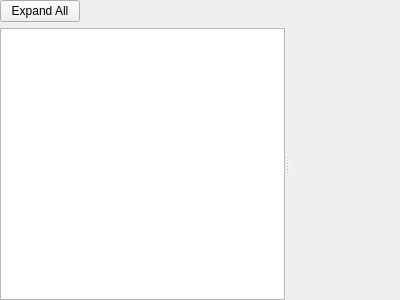
multitudinous/ve-suite, file src/ves/conductor/qt/TreeTab.ui: the form before one commit.
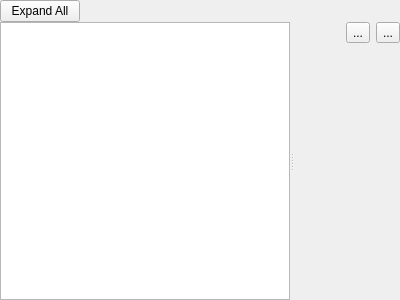
The form after the commit. Icons and pictures are not drawn. Custom widgets are drawn as their Qt base class.

What changed in the file:
```diff
--- a/src/ves/conductor/qt/TreeTab.ui
+++ b/src/ves/conductor/qt/TreeTab.ui
@@ -13,7 +13,10 @@
   <property name="windowTitle">
    <string>Form</string>
   </property>
-  <layout class="QVBoxLayout" name="verticalLayout">
+  <layout class="QVBoxLayout" name="verticalLayout_2" stretch="0,1">
+   <property name="spacing">
+    <number>0</number>
+   </property>
    <property name="margin">
     <number>0</number>
    </property>
@@ -51,7 +54,52 @@
        <set>QAbstractItemView::NoEditTriggers</set>
       </property>
      </widget>
-     <widget class="ves::conductor::GenericPropertyBrowser" name="cadPropertyBrowser" native="true"/>
+     <widget class="QWidget" name="verticalLayoutWidget">
+      <layout class="QVBoxLayout" name="verticalLayout" stretch="0,1">
+       <item>
+        <layout class="QHBoxLayout" name="horizontalLayout_2">
+         <item>
+          <spacer name="horizontalSpacer_2">
+           <property name="orientation">
+            <enum>Qt::Horizontal</enum>
+           </property>
+           <property name="sizeHint" stdset="0">
+            <size>
+             <width>40</width>
+             <height>20</height>
+            </size>
+           </property>
+          </spacer>
+         </item>
+         <item>
+          <widget class="QToolButton" name="RefreshButton">
+           <property name="text">
+            <string>...</string>
+           </property>
+           <property name="icon">
+            <iconset resource="propertyBrowser/icons.qrc">
+             <normaloff>:/images/refresh-32.png</normaloff>:/images/refresh-32.png</iconset>
+           </property>
+          </widget>
+         </item>
+         <item>
+          <widget class="QToolButton" name="OKButton">
+           <property name="text">
+            <string>...</string>
+           </property>
+           <property name="icon">
+            <iconset resource="propertyBrowser/icons.qrc">
+             <normaloff>:/images/ok.png</normaloff>:/images/ok.png</iconset>
+           </property>
+          </widget>
+         </item>
+        </layout>
+       </item>
+       <item>
+        <widget class="ves::conductor::GenericPropertyBrowser" name="cadPropertyBrowser" native="true"/>
+       </item>
+      </layout>
+     </widget>
     </widget>
    </item>
   </layout>
```
Left out of the diff: 4 changed lines with no effect on the pictures.
